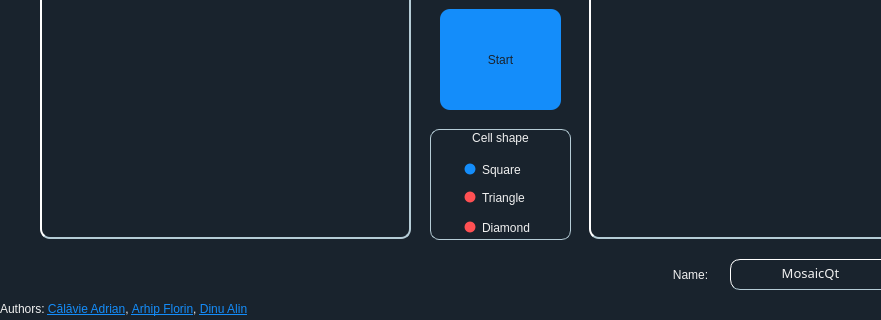
Old version of the form MosaicQt/MosaicQt/mainwindow.ui in the repository adriancalavie/Mosaic-plus-plus; both pictures show x 0 to 881 and y 380 to 700 of the 1000 by 700 pixel window.
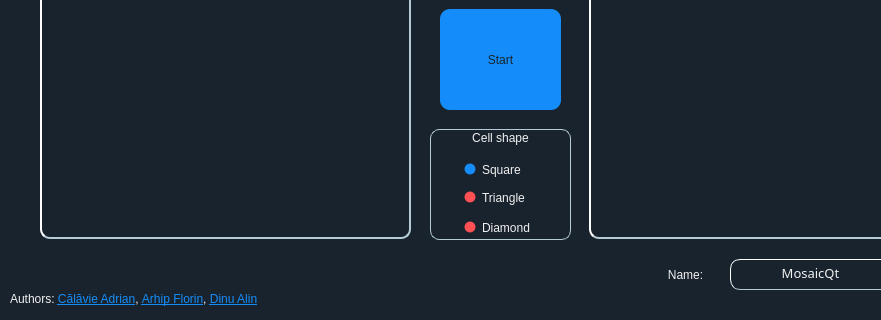
New version of the form. Icons and pictures are not drawn.

```diff
--- a/MosaicQt/MosaicQt/mainwindow.ui
+++ b/MosaicQt/MosaicQt/mainwindow.ui
@@ -1933,9 +1933,9 @@
    <widget class="QLabel" name="labelNameResultPicture">
     <property name="geometry">
      <rect>
-      <x>660</x>
+      <x>650</x>
       <y>620</y>
-      <width>61</width>
+      <width>71</width>
       <height>31</height>
      </rect>
     </property>
@@ -2007,8 +2007,8 @@
    <widget class="QLabel" name="label">
     <property name="geometry">
      <rect>
-      <x>0</x>
-      <y>660</y>
+      <x>10</x>
+      <y>650</y>
       <width>331</width>
       <height>21</height>
      </rect>
@@ -2038,18 +2038,24 @@
    <widget class="QLabel" name="waitLabel">
     <property name="geometry">
      <rect>
-      <x>470</x>
+      <x>400</x>
       <y>620</y>
-      <width>61</width>
-      <height>31</height>
+      <width>201</width>
+      <height>21</height>
      </rect>
     </property>
     <property name="toolTip">
      <string>&lt;html&gt;&lt;head/&gt;&lt;body&gt;&lt;p&gt;&lt;span style=&quot; font-size:18pt;&quot;&gt;Elapsed time for &lt;/span&gt;&lt;span style=&quot; font-size:18pt; font-style:italic;&quot;&gt;Mosaic++ &lt;/span&gt;&lt;span style=&quot; font-size:18pt;&quot;&gt;algorithm.&lt;/span&gt;&lt;/p&gt;&lt;/body&gt;&lt;/html&gt;</string>
     </property>
+    <property name="styleSheet">
+     <string notr="true">font: 8pt  &quot;Century Gothic&quot;;</string>
+    </property>
     <property name="text">
      <string/>
     </property>
+    <property name="alignment">
+     <set>Qt::AlignCenter</set>
+    </property>
    </widget>
   </widget>
   <widget class="QMenuBar" name="menubar">
```
Left out of the diff: 5 changed lines with no effect on the pictures.
